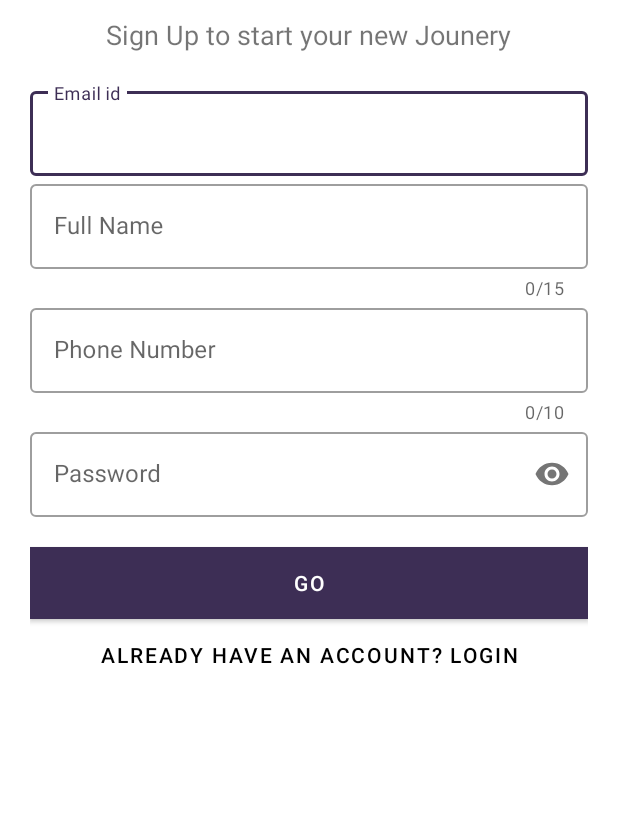
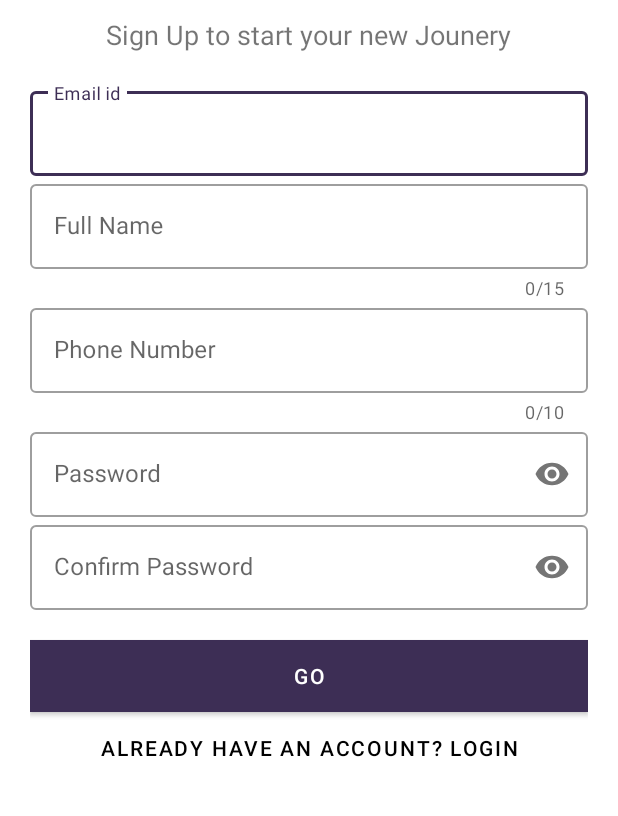
Before and after one commit to harsh0o/kitchenette_app, an Android app: the screen it shows after launch (register), after a tap on "NEW USER? SIGN UP", on a phone screen of 412 x 824 dp, the part 290-1106 px from its top. Run offline under Robolectric (Android 15) with nearby library versions, the phone set to English and light mode, and no system bars; our stand-ins replace Firebase (no records; nobody signed in at launch, a user with empty details on screens opened directly); 1 other tap on this screen came first.

Commit message:
firebase login,logut,reg

```diff
--- a/app/src/main/AndroidManifest.xml
+++ b/app/src/main/AndroidManifest.xml
@@ -1,6 +1,8 @@
 <?xml version="1.0" encoding="utf-8"?>
 <manifest xmlns:android="http://schemas.android.com/apk/res/android"
     package="com.example.kitchenette">
+
+    <uses-permission android:name="android.permission.INTERNET"/>
 
     <application
         android:allowBackup="true"
--- a/app/src/main/java/com/example/kitchenette/login.java
+++ b/app/src/main/java/com/example/kitchenette/login.java
@@ -4,16 +4,29 @@ import android.content.Intent;
 import android.os.Bundle;
 import android.view.View;
 import android.widget.Button;
+import android.widget.EditText;
+import android.widget.Toast;
 
+import androidx.annotation.NonNull;
 import androidx.appcompat.app.AppCompatActivity;
 
-public class login extends AppCompatActivity {
+import com.google.android.gms.tasks.OnFailureListener;
+import com.google.android.gms.tasks.OnSuccessListener;
+import com.google.firebase.auth.AuthResult;
+import com.google.firebase.auth.FirebaseAuth;
 
-    Button button;
+public class  login extends AppCompatActivity {
+
+    EditText email,password;
+    Button button,loginBtn;
+    FirebaseAuth firebaseAuth;
+
     @Override
     protected void onCreate(Bundle savedInstanceState) {
         super.onCreate(savedInstanceState);
         setContentView(R.layout.activity_login);
+
+        firebaseAuth = FirebaseAuth.getInstance();
 
         button = findViewById(R.id.register);
         button.setOnClickListener(new View.OnClickListener() {
@@ -24,13 +37,49 @@ public class login extends AppCompatActivity {
             }
         });
 
-        button = findViewById(R.id.login);
-        button.setOnClickListener(new View.OnClickListener() {
+        email = findViewById(R.id.email);
+        password = findViewById(R.id.password);
+        loginBtn = findViewById(R.id.loginBtn);
+
+        loginBtn.setOnClickListener(new View.OnClickListener() {
             @Override
             public void onClick(View v) {
-                Intent intent = new Intent(login.this,home.class);
-                startActivity(intent);
+                if(email.getText().toString().isEmpty()){
+                    email.setError("email is  missing");
+                    return;
+                }
+                if(password.getText().toString().isEmpty()){
+                    password.setError("Password is Missing");
+                    return;
+                }
+
+                //data is vaild
+                //login user
+
+                firebaseAuth.signInWithEmailAndPassword(email.getText().toString(),password.getText().toString()).addOnSuccessListener(new OnSuccessListener<AuthResult>() {
+                    @Override
+                    public void onSuccess(AuthResult authResult) {
+                        //login successfull
+                        startActivity(new Intent(getApplicationContext(),home.class));
+                        finish();
+                    }
+                }).addOnFailureListener(new OnFailureListener() {
+                    @Override
+                    public void onFailure(@NonNull Exception e) {
+                        Toast.makeText(login.this,e.getMessage(),Toast.LENGTH_SHORT).show();
+                    }
+                });
             }
         });
+
     }
+    @Override
+    protected void onStart() {
+        super.onStart();
+        if (FirebaseAuth.getInstance().getCurrentUser() != null){
+            startActivity(new Intent(getApplicationContext(),home.class));
+            finish();
+        }
+    }
+
 }
--- a/app/src/main/java/com/example/kitchenette/register.java
+++ b/app/src/main/java/com/example/kitchenette/register.java
@@ -4,19 +4,30 @@ import android.content.Intent;
 import android.os.Bundle;
 import android.view.View;
 import android.widget.Button;
+import android.widget.EditText;
+import android.widget.Toast;
 
+import androidx.annotation.NonNull;
 import androidx.appcompat.app.AppCompatActivity;
+
+import com.google.android.gms.tasks.OnFailureListener;
+import com.google.android.gms.tasks.OnSuccessListener;
+import com.google.firebase.auth.AuthResult;
+import com.google.firebase.auth.FirebaseAuth;
 
 public class register extends AppCompatActivity {
 
     Button button;
+    EditText email,full_name,password,phone,passwordConfirm;
+    Button regBtn;
+    FirebaseAuth fAuth;
 
     @Override
     protected void onCreate(Bundle savedInstanceState) {
         super.onCreate(savedInstanceState);
         setContentView(R.layout.activity_register);
 
-        button = findViewById(R.id.login);
+        button = findViewById(R.id.loginBtn);
         button.setOnClickListener(new View.OnClickListener() {
             @Override
             public void onClick(View v) {
@@ -24,5 +35,66 @@ public class register extends AppCompatActivity {
                 startActivity(intent);
             }
         });
+
+        email = findViewById(R.id.email);
+        full_name = findViewById(R.id.full_name);
+        phone = findViewById(R.id.phone);
+        password = findViewById(R.id.password);
+        passwordConfirm = findViewById(R.id.passwordConfirm);
+        regBtn = findViewById(R.id.regBtn);
+
+        fAuth = FirebaseAuth.getInstance();
+
+        regBtn.setOnClickListener(new View.OnClickListener() {
+            @Override
+            public void onClick(View v) {
+                String regfullname = full_name.getText().toString();
+                String regemail = email.getText().toString();
+                String regpass  = password.getText().toString();
+                String regcnfpass   = passwordConfirm.getText().toString();
+
+
+                if(regfullname.isEmpty()){
+                    full_name.setError("Name is required");
+                    return;
+                }
+                if(regemail.isEmpty()){
+                    email.setError("Email is required");
+                    return;
+                }
+
+                if(regpass.isEmpty()){
+                    password.setError("Password is required");
+                    return;
+                }
+                if(regcnfpass.isEmpty()){
+                    passwordConfirm.setError("Confirm Password is required");
+                    return;
+                }
+                if(!regpass.equals(regcnfpass)){
+                    passwordConfirm.setError("Password  do no match");
+                    return;
+                }
+
+                Toast.makeText(register.this,"You are Successfully Register",Toast.LENGTH_SHORT).show();
+
+                fAuth.createUserWithEmailAndPassword(regemail,regpass).addOnSuccessListener(new OnSuccessListener<AuthResult>() {
+                    @Override
+                    public void onSuccess(AuthResult authResult) {
+                        startActivity(new Intent(getApplicationContext(),login.class));
+                        finish();
+                    }
+                }).addOnFailureListener(new OnFailureListener() {
+                    @Override
+                    public void onFailure(@NonNull Exception e) {
+                        Toast.makeText(register.this,e.getMessage(),Toast.LENGTH_SHORT).show();
+                    }
+                });
+
+
+            }
+        });
+
+
     }
 }
--- a/app/src/main/res/layout/activity_register.xml
+++ b/app/src/main/res/layout/activity_register.xml
@@ -40,13 +40,14 @@
         android:layout_marginBottom="20dp">
 
         <com.google.android.material.textfield.TextInputLayout
-            android:id="@+id/email"
+            android:id="@+id/emailhint"
             android:layout_width="match_parent"
             android:layout_height="wrap_content"
             android:hint="Email id"
             style="@style/Widget.MaterialComponents.TextInputLayout.OutlinedBox">
 
             <com.google.android.material.textfield.TextInputEditText
+                android:id="@+id/email"
                 android:layout_width="match_parent"
                 android:layout_height="wrap_content"
                 android:inputType="textEmailAddress">
@@ -64,15 +65,15 @@
             style="@style/Widget.MaterialComponents.TextInputLayout.OutlinedBox">
 
             <com.google.android.material.textfield.TextInputEditText
+                android:id="@+id/full_name"
                 android:layout_width="match_parent"
-                android:layout_height="wrap_content"
-                >
+                android:layout_height="wrap_content">
 
             </com.google.android.material.textfield.TextInputEditText>
         </com.google.android.material.textfield.TextInputLayout>
 
         <com.google.android.material.textfield.TextInputLayout
-            android:id="@+id/phone"
+            android:id="@+id/phonenum"
             android:layout_width="match_parent"
             android:layout_height="wrap_content"
             android:hint="Phone Number"
@@ -81,6 +82,7 @@
             style="@style/Widget.MaterialComponents.TextInputLayout.OutlinedBox">
 
             <com.google.android.material.textfield.TextInputEditText
+                android:id="@+id/phone"
                 android:layout_width="match_parent"
                 android:layout_height="wrap_content"
                 android:inputType="number">
@@ -89,7 +91,7 @@
         </com.google.android.material.textfield.TextInputLayout>
 
         <com.google.android.material.textfield.TextInputLayout
-            android:id="@+id/password"
+            android:id="@+id/passwords"
             android:layout_width="match_parent"
             android:layout_height="wrap_content"
             android:hint="Password"
@@ -97,6 +99,24 @@
             style="@style/Widget.MaterialComponents.TextInputLayout.OutlinedBox">
 
             <com.google.android.material.textfield.TextInputEditText
+                android:id="@+id/password"
+                android:layout_width="match_parent"
+                android:layout_height="wrap_content"
+                android:inputType="textPassword">
+
+            </com.google.android.material.textfield.TextInputEditText>
+        </com.google.android.material.textfield.TextInputLayout>
+
+        <com.google.android.material.textfield.TextInputLayout
+            android:id="@+id/passwordsConf"
+            android:layout_width="match_parent"
+            android:layout_height="wrap_content"
+            android:hint="Confirm Password"
+            app:passwordToggleEnabled="true"
+            style="@style/Widget.MaterialComponents.TextInputLayout.OutlinedBox">
+
+            <com.google.android.material.textfield.TextInputEditText
+                android:id="@+id/passwordConfirm"
                 android:layout_width="match_parent"
                 android:layout_height="wrap_content"
                 android:inputType="textPassword">
@@ -109,14 +129,15 @@
     </LinearLayout>
 
     <Button
+        android:id="@+id/regBtn"
         android:layout_width="match_parent"
         android:layout_height="wrap_content"
+        android:background="#000"
         android:text="Go"
-        android:background="#000"
-        android:textColor="#fff"/>
+        android:textColor="#fff" />
 
     <Button
-        android:id="@+id/login"
+        android:id="@+id/loginBtn"
         android:layout_width="match_parent"
         android:layout_height="wrap_content"
         android:background="#00000000"
--- a/build.gradle
+++ b/build.gradle
@@ -6,6 +6,7 @@ buildscript {
     }
     dependencies {
         classpath "com.android.tools.build:gradle:4.2.1"
+        classpath 'com.google.gms:google-services:4.3.8'
 
         // NOTE: Do not place your application dependencies here; they belong
         // in the individual module build.gradle files
@@ -16,7 +17,7 @@ allprojects {
     repositories {
         google()
         mavenCentral()
-        jcenter() // Warning: this repository is going to shut down soon
+
     }
 }
 
```
Also changed, not shown: app/build.gradle (+13 -0 lines), app/src/main/java/com/example/kitchenette/home.java (+13 -0 lines), app/src/main/res/layout/activity_cart_list.xml (+7 -7 lines), app/src/main/res/layout/activity_home.xml (+28 -11 lines), app/src/main/res/layout/activity_login.xml (+5 -3 lines).
